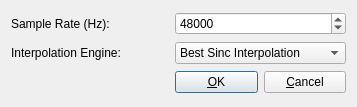
Old version of the form src/plugins/Effect/srconverter/settingsdialog.ui in the repository ksv1986/qmmp-staging.
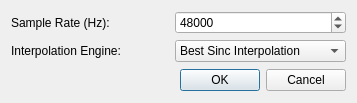
New version of the form.

Commit message: using standard dialog buttons

Patch:
```diff
--- a/src/plugins/Effect/srconverter/settingsdialog.ui
+++ b/src/plugins/Effect/srconverter/settingsdialog.ui
@@ -6,13 +6,13 @@
     <x>0</x>
     <y>0</y>
     <width>357</width>
-    <height>107</height>
+    <height>99</height>
    </rect>
   </property>
   <property name="windowTitle" >
    <string>Sample Rate Converter Plugin Settings</string>
   </property>
-  <layout class="QGridLayout" >
+  <layout class="QGridLayout" name="gridLayout" >
    <item row="0" column="0" >
     <widget class="QLabel" name="label" >
      <property name="text" >
@@ -69,32 +69,25 @@
      </item>
     </widget>
    </item>
-   <item row="2" column="0" >
-    <spacer>
-     <property name="orientation" >
-      <enum>Qt::Horizontal</enum>
-     </property>
-     <property name="sizeHint" >
-      <size>
-       <width>40</width>
-       <height>20</height>
-      </size>
-     </property>
-    </spacer>
-   </item>
-   <item row="2" column="1" >
-    <layout class="QHBoxLayout" >
+   <item row="2" column="0" colspan="2" >
+    <layout class="QHBoxLayout" name="horizontalLayout" >
      <item>
-      <widget class="QPushButton" name="okButton" >
-       <property name="text" >
-        <string>&amp;OK</string>
+      <spacer>
+       <property name="orientation" >
+        <enum>Qt::Horizontal</enum>
        </property>
-      </widget>
+       <property name="sizeHint" stdset="0" >
+        <size>
+         <width>228</width>
+         <height>24</height>
+        </size>
+       </property>
+      </spacer>
      </item>
      <item>
-      <widget class="QPushButton" name="cancelButton" >
-       <property name="text" >
-        <string>&amp;Cancel</string>
+      <widget class="QDialogButtonBox" name="buttonBox" >
+       <property name="standardButtons" >
+        <set>QDialogButtonBox::Cancel|QDialogButtonBox::Ok</set>
        </property>
       </widget>
      </item>
```
Left out of the diff: 28 changed lines with no effect on the pictures. The commit also changes 23 other files.
